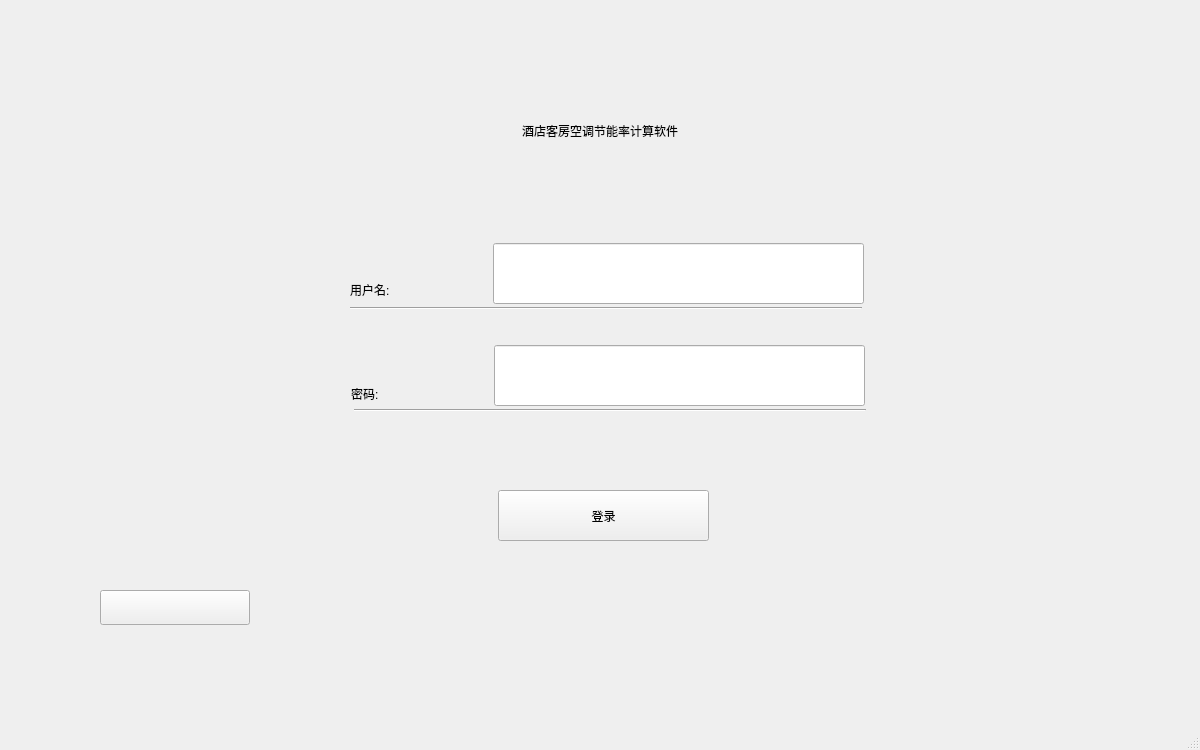
HiddenSnail/EnergyPlusProject, file ui/loginwindow.ui: the form before one commit.
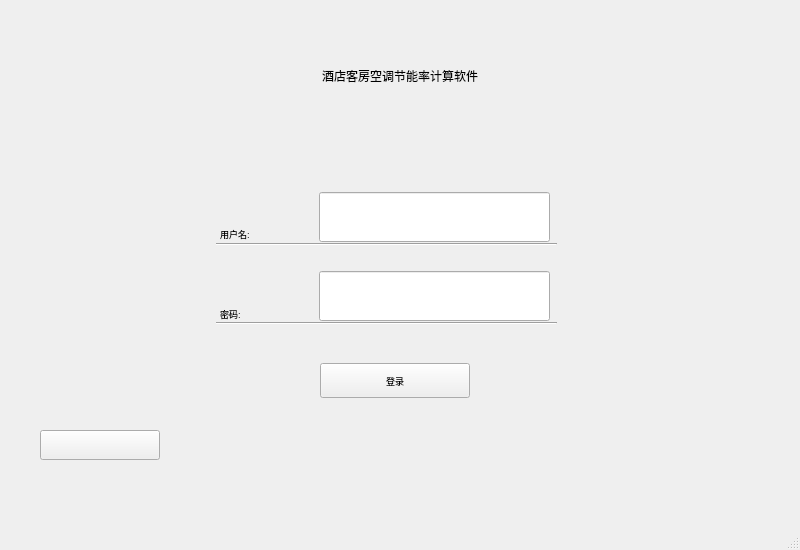
The form after the commit.

The edit to the form file:
```diff
--- a/ui/loginwindow.ui
+++ b/ui/loginwindow.ui
@@ -6,20 +6,20 @@
    <rect>
     <x>0</x>
     <y>0</y>
-    <width>1200</width>
-    <height>750</height>
+    <width>800</width>
+    <height>550</height>
    </rect>
   </property>
   <property name="minimumSize">
    <size>
-    <width>1200</width>
-    <height>750</height>
+    <width>800</width>
+    <height>550</height>
    </size>
   </property>
   <property name="maximumSize">
    <size>
-    <width>1200</width>
-    <height>750</height>
+    <width>800</width>
+    <height>550</height>
    </size>
   </property>
   <property name="windowTitle">
@@ -33,8 +33,8 @@
     <property name="geometry">
      <rect>
       <x>0</x>
-      <y>90</y>
-      <width>1200</width>
+      <y>35</y>
+      <width>800</width>
       <height>81</height>
      </rect>
     </property>
@@ -51,12 +51,17 @@
    <widget class="QPushButton" name="btn_login">
     <property name="geometry">
      <rect>
-      <x>498</x>
-      <y>490</y>
-      <width>211</width>
-      <height>51</height>
+      <x>320</x>
+      <y>363</y>
+      <width>150</width>
+      <height>35</height>
      </rect>
     </property>
+    <property name="font">
+     <font>
+      <pointsize>7</pointsize>
+     </font>
+    </property>
     <property name="styleSheet">
      <string notr="true"/>
     </property>
@@ -67,12 +72,17 @@
    <widget class="QLabel" name="lab_user_name">
     <property name="geometry">
      <rect>
-      <x>350</x>
-      <y>238</y>
+      <x>220</x>
+      <y>180</y>
       <width>91</width>
       <height>61</height>
      </rect>
     </property>
+    <property name="font">
+     <font>
+      <pointsize>7</pointsize>
+     </font>
+    </property>
     <property name="text">
      <string>用户名:</string>
     </property>
@@ -86,12 +96,17 @@
    <widget class="QLabel" name="lab_password">
     <property name="geometry">
      <rect>
-      <x>351</x>
-      <y>342</y>
+      <x>220</x>
+      <y>260</y>
       <width>91</width>
       <height>61</height>
      </rect>
     </property>
+    <property name="font">
+     <font>
+      <pointsize>7</pointsize>
+     </font>
+    </property>
     <property name="layoutDirection">
      <enum>Qt::LeftToRight</enum>
     </property>
@@ -108,9 +123,9 @@
    <widget class="Line" name="line_1">
     <property name="geometry">
      <rect>
-      <x>350</x>
-      <y>298</y>
-      <width>512</width>
+      <x>216</x>
+      <y>234</y>
+      <width>341</width>
       <height>20</height>
      </rect>
     </property>
@@ -127,10 +142,10 @@
    <widget class="QLineEdit" name="edit_user_name">
     <property name="geometry">
      <rect>
-      <x>493</x>
-      <y>243</y>
-      <width>371</width>
-      <height>61</height>
+      <x>319</x>
+      <y>192</y>
+      <width>231</width>
+      <height>50</height>
      </rect>
     </property>
     <property name="alignment">
@@ -140,10 +155,10 @@
    <widget class="QLineEdit" name="edit_password">
     <property name="geometry">
      <rect>
-      <x>494</x>
-      <y>345</y>
-      <width>371</width>
-      <height>61</height>
+      <x>319</x>
+      <y>271</y>
+      <width>231</width>
+      <height>50</height>
      </rect>
     </property>
     <property name="echoMode">
@@ -159,10 +174,10 @@
    <widget class="Line" name="line_2">
     <property name="geometry">
      <rect>
-      <x>354</x>
-      <y>402</y>
-      <width>512</width>
-      <height>16</height>
+      <x>216</x>
+      <y>313</y>
+      <width>341</width>
+      <height>20</height>
      </rect>
     </property>
     <property name="orientation">
@@ -172,10 +187,10 @@
    <widget class="QPushButton" name="btn_lang">
     <property name="geometry">
      <rect>
-      <x>100</x>
-      <y>590</y>
-      <width>150</width>
-      <height>35</height>
+      <x>40</x>
+      <y>430</y>
+      <width>120</width>
+      <height>30</height>
      </rect>
     </property>
     <property name="cursor">
```
Left out of the diff: 2 changed lines with no effect on the pictures.
